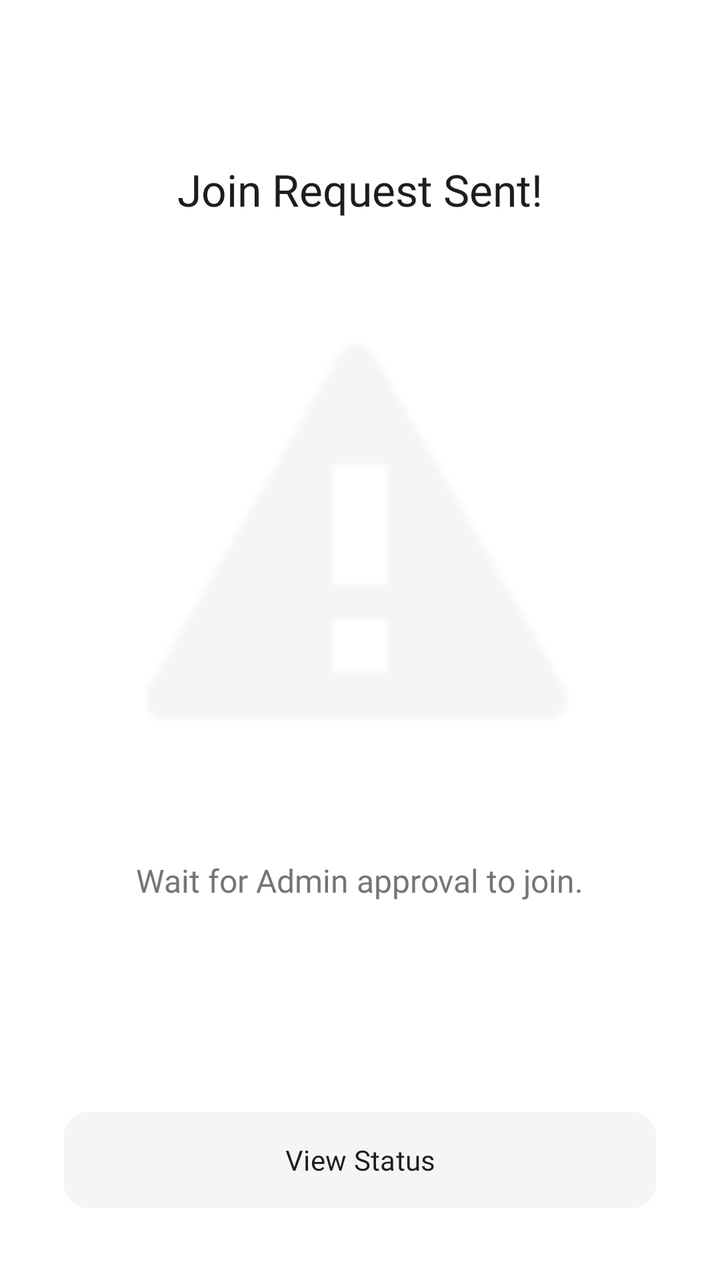
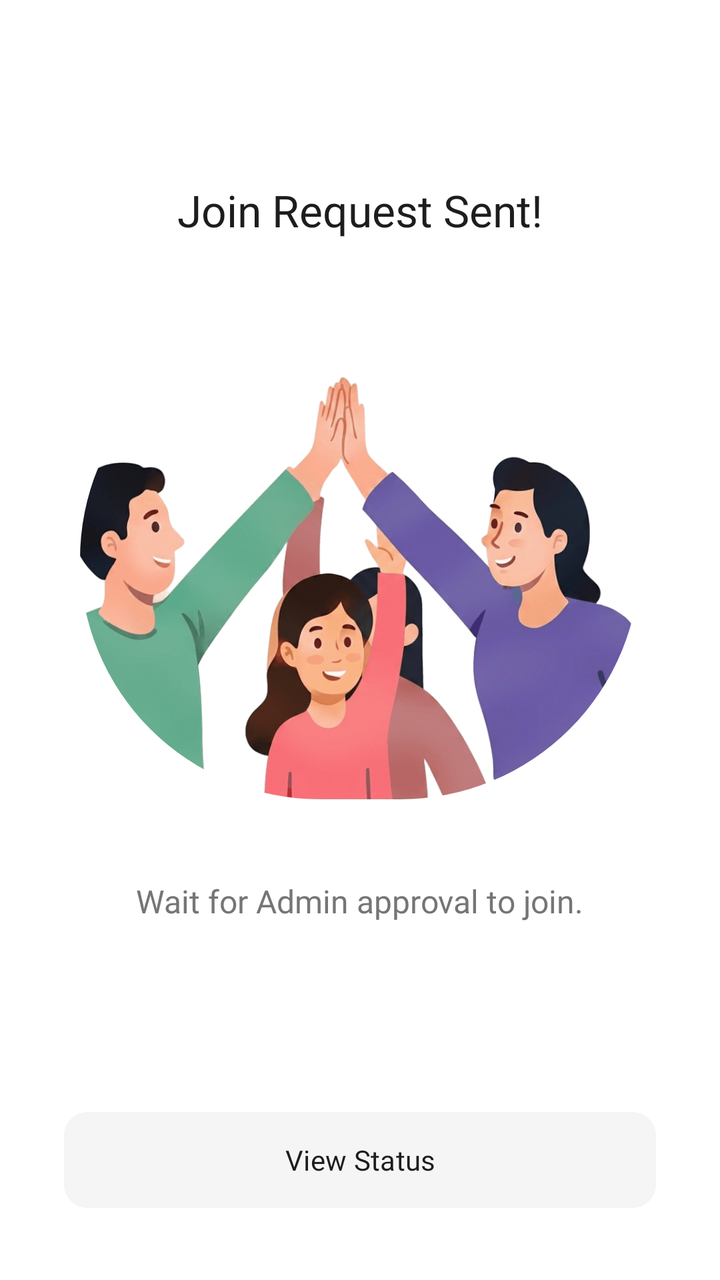

The first picture is an Android layout as it rendered before a commit; the second is the same layout after the commit. The layout source and the unified diff follow.
<!-- AndroidManifest.xml: application theme Theme.Carti -->
<!-- res/layout/fragment_onboarding_status.xml -->
<?xml version="1.0" encoding="utf-8"?>
<androidx.constraintlayout.widget.ConstraintLayout
    xmlns:android="http://schemas.android.com/apk/res/android"
    xmlns:app="http://schemas.android.com/apk/res-auto"
    android:id="@+id/onboardingStatus"
    android:layout_width="match_parent"
    android:layout_height="match_parent"
    android:background="@color/white">

    <androidx.core.widget.NestedScrollView
        android:layout_width="match_parent"
        android:layout_height="0dp"
        android:clipToPadding="false"
        android:paddingTop="64dp"
        app:layout_constraintBottom_toTopOf="@+id/btnStatus"
        app:layout_constraintTop_toTopOf="parent">

        <LinearLayout
            android:id="@+id/onboardingStatusHeader"
            android:layout_width="match_parent"
            android:layout_height="wrap_content"
            android:gravity="center_horizontal"
            android:orientation="vertical"
            android:paddingHorizontal="40dp"
            android:paddingBottom="24dp">

            <TextView
                android:layout_width="wrap_content"
                android:layout_height="wrap_content"
                android:layout_marginTop="16dp"
                android:fontFamily="@font/plus_jakarta_sans_bold"
                android:text="@string/onboarding_join_status_title"
                android:textColor="@color/text_primary"
                android:textSize="22sp" />

            <ImageView
                android:layout_width="match_parent"
                android:layout_height="240dp"
                android:layout_marginTop="40dp"
                android:contentDescription="@null"
                android:src="@android:drawable/stat_sys_warning"
                app:tint="@color/surface_variant" />

            <TextView
                android:layout_width="wrap_content"
                android:layout_height="wrap_content"
                android:layout_marginTop="40dp"
                android:fontFamily="@font/plus_jakarta_sans_medium"
                android:gravity="center"
                android:lineSpacingExtra="4dp"
                android:text="@string/onboarding_join_status_desc"
                android:textColor="@color/text_secondary"
                android:textSize="16sp" />

        </LinearLayout>
    </androidx.core.widget.NestedScrollView>

    <com.google.android.material.button.MaterialButton
        android:id="@+id/btnStatus"
        android:layout_width="0dp"
        android:layout_height="56dp"
        android:layout_marginStart="32dp"
        android:layout_marginEnd="32dp"
        android:layout_marginBottom="32dp"
        android:backgroundTint="@color/surface_variant"
        android:fontFamily="@font/plus_jakarta_sans_bold"
        android:text="@string/btn_view_status"
        android:textAllCaps="false"
        android:textColor="@color/text_primary"
        app:cornerRadius="12dp"
        app:layout_constraintBottom_toBottomOf="parent"
        app:layout_constraintEnd_toEndOf="parent"
        app:layout_constraintStart_toStartOf="parent" />

</androidx.constraintlayout.widget.ConstraintLayout>
<!-- resources referenced by this layout -->
<resources>
  <color name="surface_variant">#F5F5F5</color>
  <color name="text_primary">#1D1D1D</color>
  <color name="text_secondary">#757575</color>
  <color name="white">#FFFFFFFF</color>
  <string name="btn_view_status">View Status</string>
  <string name="onboarding_join_status_desc">Wait for Admin approval to join.</string>
  <string name="onboarding_join_status_title">Join Request Sent!</string>
  <style name="Theme.Carti" parent="Base.Theme.Carti" />
  <style name="Base.Theme.Carti" parent="Theme.Material3.DayNight.NoActionBar">
          <item name="colorPrimary">@color/carti_primary_green</item>
          <item name="android:windowBackground">@color/white</item>
          <item name="android:statusBarColor">@color/white</item>
          <item name="android:windowLightStatusBar" tools:targetApi="m">true</item>
          <item name="android:navigationBarColor">@color/white</item>
      </style>
  <color name="carti_primary_green">#008955</color>
</resources>

<!-- the commit's change to res/layout/fragment_onboarding_status.xml (unified diff, before → after) -->
@@ -1,6 +1,5 @@
 <?xml version="1.0" encoding="utf-8"?>
-<androidx.constraintlayout.widget.ConstraintLayout
-    xmlns:android="http://schemas.android.com/apk/res/android"
+<androidx.constraintlayout.widget.ConstraintLayout xmlns:android="http://schemas.android.com/apk/res/android"
     xmlns:app="http://schemas.android.com/apk/res-auto"
     android:id="@+id/onboardingStatus"
     android:layout_width="match_parent"
@@ -11,7 +10,7 @@
         android:layout_width="match_parent"
         android:layout_height="0dp"
         android:clipToPadding="false"
-        android:paddingTop="64dp"
+        android:fillViewport="true"
         app:layout_constraintBottom_toTopOf="@+id/btnStatus"
         app:layout_constraintTop_toTopOf="parent">
 
@@ -19,27 +18,27 @@
             android:id="@+id/onboardingStatusHeader"
             android:layout_width="match_parent"
             android:layout_height="wrap_content"
-            android:gravity="center_horizontal"
+            android:gravity="center"
             android:orientation="vertical"
             android:paddingHorizontal="40dp"
-            android:paddingBottom="24dp">
+            android:paddingVertical="24dp">
 
             <TextView
                 android:layout_width="wrap_content"
                 android:layout_height="wrap_content"
-                android:layout_marginTop="16dp"
                 android:fontFamily="@font/plus_jakarta_sans_bold"
                 android:text="@string/onboarding_join_status_title"
                 android:textColor="@color/text_primary"
                 android:textSize="22sp" />
 
-            <ImageView
+            <com.google.android.material.imageview.ShapeableImageView
+                android:id="@+id/ivIllustration"
                 android:layout_width="match_parent"
                 android:layout_height="240dp"
                 android:layout_marginTop="40dp"
-                android:contentDescription="@null"
-                android:src="@android:drawable/stat_sys_warning"
-                app:tint="@color/surface_variant" />
+                android:scaleType="centerCrop"
+                android:src="@drawable/onboarding_request_family"
+                app:shapeAppearanceOverlay="@style/ShapeAppearance.Pigy.Circle" />
 
             <TextView
                 android:layout_width="wrap_content"
<!-- resource entries referenced after the edit -->
@@ -4,9 +4,14 @@
   <color name="text_primary">#1D1D1D</color>
   <color name="text_secondary">#757575</color>
   <color name="white">#FFFFFFFF</color>
+  <!-- drawable onboarding_request_family: png bitmap (drawable, 172370 bytes) -->
   <string name="btn_view_status">View Status</string>
   <string name="onboarding_join_status_desc">Wait for Admin approval to join.</string>
   <string name="onboarding_join_status_title">Join Request Sent!</string>
+  <style name="ShapeAppearance.Pigy.Circle" parent="">
+          <item name="cornerFamily">rounded</item>
+          <item name="cornerSize">50%</item>
+      </style>
   <style name="Theme.Carti" parent="Base.Theme.Carti" />
   <style name="Base.Theme.Carti" parent="Theme.Material3.DayNight.NoActionBar">
           <item name="colorPrimary">@color/carti_primary_green</item>
